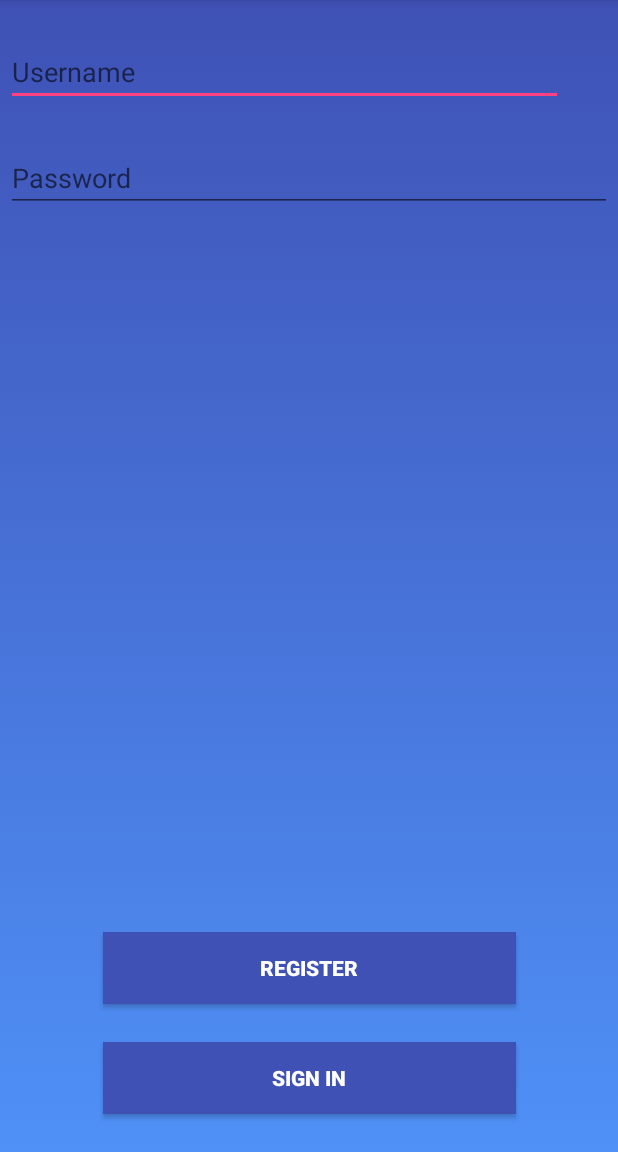
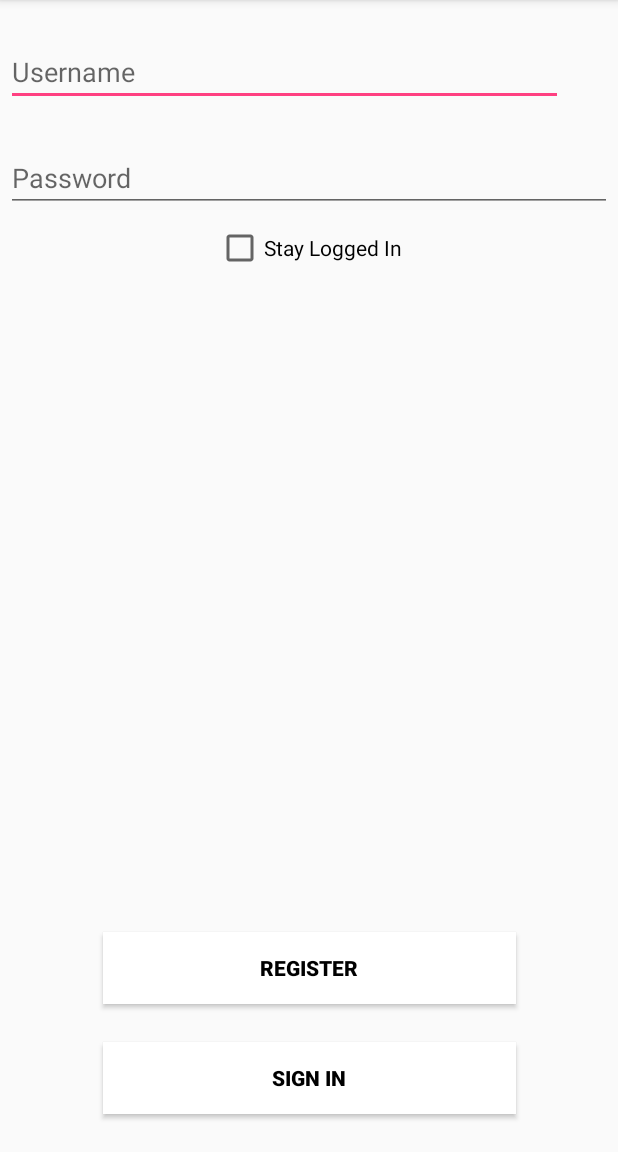
Before and after one commit to Synfax/PersonalProjectApp, an Android app: the screen it shows after launch (LoginActivity), on a phone screen of 412 x 824 dp, the part 84-1236 px from its top. Run offline under Robolectric (Android 15) with nearby library versions, the phone set to English and light mode, and no system bars.

Commit message:
Added checkbox to login

```diff
--- a/app/src/main/java/com/example/paul/project/LoginActivity.java
+++ b/app/src/main/java/com/example/paul/project/LoginActivity.java
@@ -14,6 +14,7 @@ import android.view.View;
 import android.view.View.OnClickListener;
 import android.widget.AutoCompleteTextView;
 import android.widget.Button;
+import android.widget.CheckBox;
 import android.widget.EditText;
 import android.widget.ProgressBar;
 import android.widget.Toast;
@@ -66,13 +67,17 @@ public class LoginActivity extends AppCompatActivity {
 
         SharedPreferences pref = getApplicationContext().getSharedPreferences("MyPref", MODE_PRIVATE); // 0
         Boolean logged = pref.getBoolean("logged", false);
+        Boolean stayLogged = pref.getBoolean("stayLoggedIn", true);
         hideControls(true);
 
 
         if(logged) {
-            //confusing if statement but SharedPreferences inverts the Boolean
-            Intent i = new Intent(this, MainActivity.class);
-            startActivity(i);
+            if(stayLogged) {
+                //confusing if statement but SharedPreferences inverts the Boolean
+                Intent i = new Intent(this, MainActivity.class);
+                startActivity(i);
+            }
+
         }
 
         mEmailView = (AutoCompleteTextView) findViewById(R.id.username);
@@ -101,16 +106,26 @@ public class LoginActivity extends AppCompatActivity {
         });
     }
 
-    public void init(String result) {Toast.makeText(LoginActivity.this, result.split(":")[0], Toast.LENGTH_LONG).show();
+    public void init(String result) {
+
         if (result.split(":")[0].equalsIgnoreCase("true")) {
             //LOGGED IN
             SharedPreferences pref = getApplicationContext().getSharedPreferences("MyPref", 0); // 0
+            CheckBox checkBox = (CheckBox) findViewById(R.id.stayLoggedInCheckBox);
+            Boolean stayLoggedIn = true;
+
+            if(!checkBox.isChecked()) {
+                stayLoggedIn = false;
+            }
+
 
             Editor editor = pref.edit();
             //on the login store the login
             editor.putString("username", username);
             editor.putBoolean("logged", true);
             editor.putString("mobileAuthKey", result.split(":")[1]);
+            editor.putBoolean("stayLoggedIn", stayLoggedIn);
+
 
 
             editor.commit();
@@ -131,12 +146,13 @@ public class LoginActivity extends AppCompatActivity {
         Button register = (Button) findViewById(R.id.register_button);
         Button signin = (Button) findViewById(R.id.email_sign_in_button);
         ProgressBar progress = (ProgressBar) findViewById(R.id.login_progress);
+        CheckBox checkBox = (CheckBox) findViewById(R.id.stayLoggedInCheckBox);
 
         username.setVisibility(show ? View.VISIBLE : View.GONE);
         password.setVisibility(show ? View.VISIBLE : View.GONE);
         register.setVisibility(show ? View.VISIBLE : View.GONE);
         signin.setVisibility(show ? View.VISIBLE : View.GONE);
-
+        checkBox.setVisibility(show ? View.VISIBLE : View.GONE);
         progress.setVisibility(show ? View.GONE : View.VISIBLE);
 
     }
--- a/app/src/main/java/com/example/paul/project/about.txt
+++ b/app/src/main/java/com/example/paul/project/about.txt
@@ -1 +1,2 @@
 7:08 pm 22/01/2018
+8:26 pm 22/01/2018
--- a/app/src/main/res/layout/activity_login.xml
+++ b/app/src/main/res/layout/activity_login.xml
@@ -2,15 +2,14 @@
 
     <!-- Login progress -->
 
-    <android.support.constraint.ConstraintLayout
-    xmlns:android="http://schemas.android.com/apk/res/android"
-    xmlns:app="http://schemas.android.com/apk/res-auto"
-    xmlns:tools="http://schemas.android.com/tools"
+    <android.support.constraint.ConstraintLayout xmlns:android="http://schemas.android.com/apk/res/android"
+        xmlns:app="http://schemas.android.com/apk/res-auto"
+        xmlns:tools="http://schemas.android.com/tools"
         android:layout_width="match_parent"
         android:layout_height="match_parent"
-        tools:layout_editor_absoluteY="16dp"
+        android:background="@color/Background"
         tools:layout_editor_absoluteX="16dp"
-    android:background="@drawable/background_gradient">
+        tools:layout_editor_absoluteY="16dp">
 
         <AutoCompleteTextView
             android:id="@+id/username"
@@ -23,20 +22,18 @@
             android:inputType="textEmailAddress"
             android:maxLines="1"
             android:singleLine="true"
-            android:textColor="@color/White"
+            android:textColor="@android:color/black"
+            app:layout_constraintHorizontal_bias="0.0"
             app:layout_constraintLeft_toLeftOf="parent"
             app:layout_constraintRight_toRightOf="parent"
-            app:layout_constraintTop_toTopOf="parent"
-            app:layout_constraintHorizontal_bias="0.0" />
+            app:layout_constraintTop_toTopOf="parent" />
 
     <EditText
         android:id="@+id/password"
         android:layout_width="0dp"
         android:layout_height="wrap_content"
-        android:layout_marginEnd="4dp"
         android:layout_marginLeft="4dp"
         android:layout_marginRight="4dp"
-        android:layout_marginStart="4dp"
         android:layout_marginTop="25dp"
         android:hint="Password"
         android:imeActionId="@+id/login"
@@ -45,7 +42,7 @@
         android:inputType="textPassword"
         android:maxLines="1"
         android:singleLine="true"
-        android:textColor="@color/White"
+        android:textColor="@android:color/black"
         app:layout_constraintHorizontal_bias="0.0"
         app:layout_constraintLeft_toLeftOf="parent"
         app:layout_constraintRight_toRightOf="parent"
@@ -56,13 +53,11 @@
         android:layout_width="275dp"
         android:layout_height="wrap_content"
         android:layout_marginBottom="25dp"
-        android:layout_marginEnd="4dp"
         android:layout_marginLeft="4dp"
         android:layout_marginRight="4dp"
-        android:layout_marginStart="4dp"
-        android:background="@color/colorPrimary"
+        android:background="@color/White"
         android:text="Sign In"
-        android:textColor="@color/White"
+        android:textColor="@android:color/black"
         android:textStyle="bold"
         app:layout_constraintBottom_toBottomOf="parent"
         app:layout_constraintLeft_toLeftOf="parent"
@@ -75,9 +70,9 @@
         android:layout_marginBottom="25dp"
         android:layout_marginLeft="4dp"
         android:layout_marginRight="4dp"
-        android:background="@color/colorPrimary"
+        android:background="@color/White"
         android:text="REGISTER"
-        android:textColor="@color/White"
+        android:textColor="@android:color/black"
         android:textStyle="bold"
         app:layout_constraintBottom_toTopOf="@+id/email_sign_in_button"
         app:layout_constraintLeft_toLeftOf="parent"
@@ -96,4 +91,16 @@
             app:layout_constraintTop_toBottomOf="@+id/password"
             tools:visibility="gone" />
 
-    </android.support.constraint.ConstraintLayout>
+    <CheckBox
+        android:id="@+id/stayLoggedInCheckBox"
+        android:layout_width="wrap_content"
+        android:layout_height="wrap_content"
+        android:layout_marginEnd="8dp"
+        android:layout_marginStart="8dp"
+        android:layout_marginTop="8dp"
+        android:text="Stay Logged In"
+        app:layout_constraintEnd_toEndOf="parent"
+        app:layout_constraintStart_toStartOf="parent"
+        app:layout_constraintTop_toTopOf="@+id/login_progress" />
+
+</android.support.constraint.ConstraintLayout>
--- a/app/src/main/res/layout/fragment_layout_event.xml
+++ b/app/src/main/res/layout/fragment_layout_event.xml
@@ -58,7 +58,7 @@
             android:background="@color/White"
             android:elevation="0dp"
             android:text="Add Event"
-            android:textColor="@color/colorPrimary"
+            android:textColor="@android:color/black"
             android:visibility="visible"
             app:layout_constraintBottom_toBottomOf="parent"
             app:layout_constraintHorizontal_bias="0.504"
--- a/app/src/main/res/layout/list_row.xml
+++ b/app/src/main/res/layout/list_row.xml
@@ -6,7 +6,7 @@
     android:layout_height="wrap_content"
     android:background="@color/White"
     android:descendantFocusability="blocksDescendants"
-    android:elevation="1dp"
+    android:elevation="0dp"
     android:longClickable="true"
     android:orientation="horizontal"
     android:padding="15dip">
```
Also changed, not shown: app/src/main/res/layout/fragment_layout_timetable.xml (+4 -4 lines).
